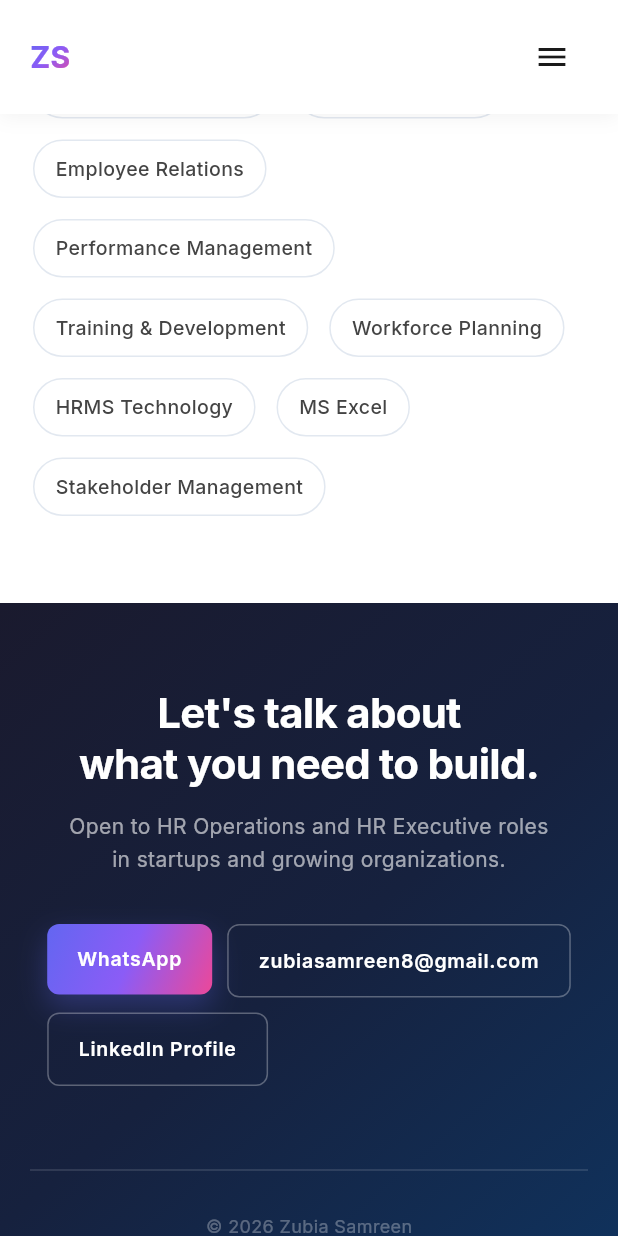
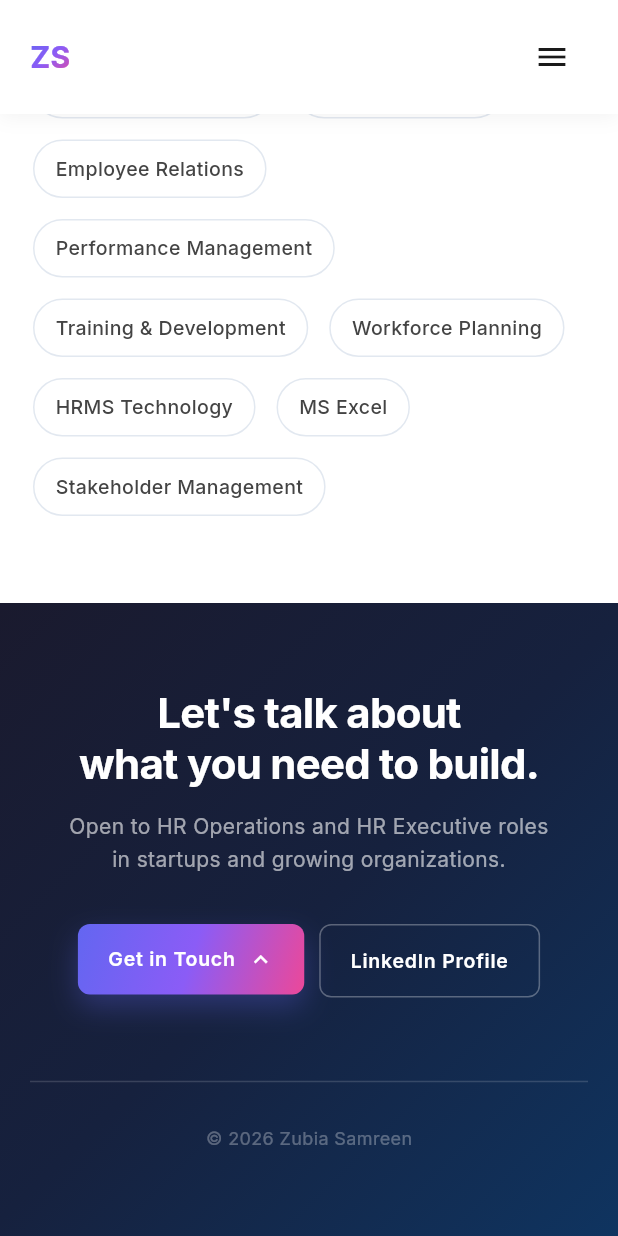
Before and after one commit to zubiasamreen8/zubia, a Flutter app: the screen it shows after launch, scrolled down 3182 dp, on a phone screen of 412 x 824 dp. Run offline on Flutter 3.47's test engine with Material 3 defaults, Android fonts, the phone set to English and light mode, and no system bars; our stand-ins replace flutter_animate, google_fonts, visibility_detector; network calls fail.

Commit message:
[UX]: Get in Touch dropdown with WhatsApp and Gmail options
- Single button with popup menu
- WhatsApp with green icon
- Gmail with red icon
- Cleaner contact UX

Co-Authored-By: Zubia Samreen <zubiasamreen8@gmail.com>

```diff
--- a/lib/sections/skills_contact_section.dart
+++ b/lib/sections/skills_contact_section.dart
@@ -207,22 +207,12 @@ class ContactSection extends StatelessWidget {
   }
 
   Widget _buildContactButtons(BuildContext context, Responsive r, ProfileData profile) {
-    // Stack vertically on very small screens
     if (r.isMobileSmall) {
       return Column(
         crossAxisAlignment: CrossAxisAlignment.stretch,
         children: [
-          _ContactButton(
-            label: "WhatsApp",
-            onTap: () => UrlHelper.openWhatsApp(profile.phone),
-            isOutline: false,
-            compact: true,
-          ),
-          const SizedBox(height: 10),
-          _ContactButton(
-            label: profile.email,
-            onTap: () => UrlHelper.openEmail(profile.email),
-            isOutline: true,
+          _GetInTouchDropdown(
+            profile: profile,
             compact: true,
           ),
           const SizedBox(height: 10),
@@ -240,16 +230,8 @@ class ContactSection extends StatelessWidget {
       spacing: r.value(mobile: 10.0, tablet: 12.0),
       runSpacing: r.value(mobile: 10.0, tablet: 12.0),
       children: [
-        _ContactButton(
-          label: "WhatsApp",
-          onTap: () => UrlHelper.openWhatsApp(profile.phone),
-          isOutline: false,
-          compact: r.isMobile,
-        ),
-        _ContactButton(
-          label: profile.email,
-          onTap: () => UrlHelper.openEmail(profile.email),
-          isOutline: true,
+        _GetInTouchDropdown(
+          profile: profile,
           compact: r.isMobile,
         ),
         _ContactButton(
@@ -259,6 +241,111 @@ class ContactSection extends StatelessWidget {
           compact: r.isMobile,
         ),
       ],
+    );
+  }
+}
+
+class _GetInTouchDropdown extends StatefulWidget {
+  final ProfileData profile;
+  final bool compact;
+
+  const _GetInTouchDropdown({
+    required this.profile,
+    this.compact = false,
+  });
+
+  @override
+  State<_GetInTouchDropdown> createState() => _GetInTouchDropdownState();
+}
+
+class _GetInTouchDropdownState extends State<_GetInTouchDropdown> {
+  bool _hovering = false;
+
+  @override
+  Widget build(BuildContext context) {
+    return PopupMenuButton<String>(
+      onSelected: (value) {
+        if (value == 'whatsapp') {
+          UrlHelper.openWhatsApp(widget.profile.phone);
+        } else if (value == 'email') {
+          UrlHelper.openEmail(widget.profile.email);
+        }
+      },
+      offset: const Offset(0, -100),
+      shape: RoundedRectangleBorder(borderRadius: BorderRadius.circular(8)),
+      color: const Color(0xFF1A1A2E),
+      itemBuilder: (context) => [
+        PopupMenuItem(
+          value: 'whatsapp',
+          child: Row(
+            children: [
+              const Icon(Icons.chat, color: Color(0xFF25D366), size: 20),
+              const SizedBox(width: 12),
+              Text(
+                'WhatsApp',
+                style: TextStyle(
+                  color: Colors.white.withValues(alpha: 0.9),
+                  fontSize: widget.compact ? 13 : 14,
+                ),
+              ),
+            ],
+          ),
+        ),
+        PopupMenuItem(
+          value: 'email',
+          child: Row(
+            children: [
+              const Icon(Icons.email, color: Color(0xFFEA4335), size: 20),
+              const SizedBox(width: 12),
+              Text(
+                'Gmail',
+                style: TextStyle(
+                  color: Colors.white.withValues(alpha: 0.9),
+                  fontSize: widget.compact ? 13 : 14,
+                ),
+              ),
+            ],
+          ),
+        ),
+      ],
+      child: MouseRegion(
+        onEnter: (_) => setState(() => _hovering = true),
+        onExit: (_) => setState(() => _hovering = false),
+        child: AnimatedContainer(
+          duration: const Duration(milliseconds: 200),
+          padding: EdgeInsets.symmetric(
+            horizontal: widget.compact ? 20 : 28,
+            vertical: widget.compact ? 14 : 16,
+          ),
+          decoration: BoxDecoration(
+            gradient: AppTheme.primaryGradient,
+            borderRadius: BorderRadius.circular(8),
+            boxShadow: [
+              BoxShadow(
+                color: AppTheme.gradientStart.withValues(alpha: _hovering ? 0.5 : 0.3),
+                blurRadius: _hovering ? 24 : 16,
+                offset: const Offset(0, 8),
+              ),
+            ],
+          ),
+          child: Row(
+            mainAxisSize: MainAxisSize.min,
+            children: [
+              Text(
+                "Get in Touch",
+                textAlign: TextAlign.center,
+                style: Theme.of(context).textTheme.labelLarge?.copyWith(
+                      color: Colors.white,
+                      fontSize: widget.compact ? 13 : 14,
+                      fontWeight: FontWeight.w600,
+                    ),
+              ),
+              const SizedBox(width: 8),
+              const Icon(Icons.keyboard_arrow_up, color: Colors.white, size: 18),
+            ],
+          ),
+        ),
+      ),
     );
   }
 }
```
